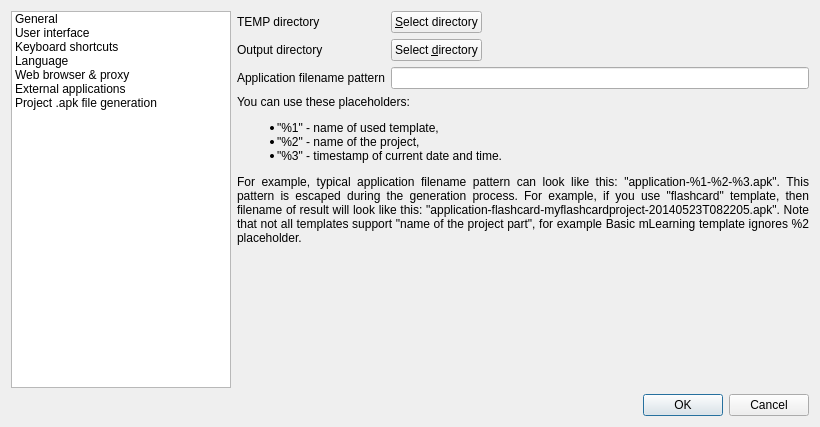
Above: src/gui/formsettings.ui from BuildmLearn/BuildmLearn-Toolkit before the change. Below: the same form after it.
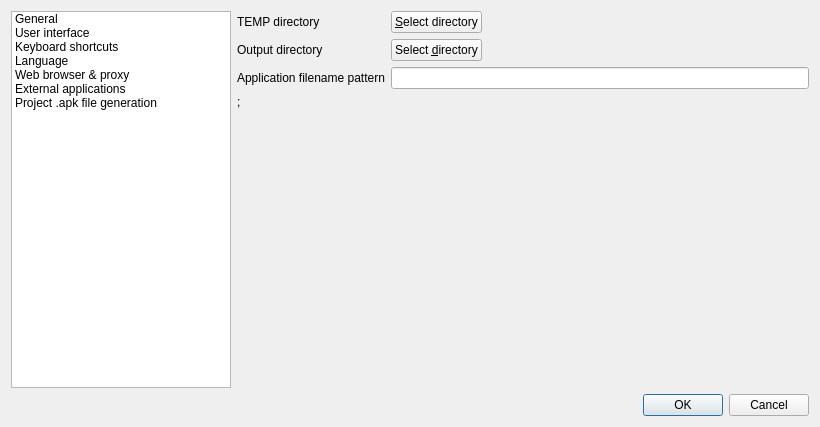
That is the form after the change. Custom widgets are drawn as their Qt base class.

Commit message: Working quiz + flashcard templates APK generation + checked on the HTC Desire Z.

The edit to the form file:
```diff
--- a/src/gui/formsettings.ui
+++ b/src/gui/formsettings.ui
@@ -844,16 +844,7 @@
        <item row="3" column="0" colspan="2">
         <widget class="QLabel" name="m_lblGenerationInfo">
          <property name="text">
-          <string>You can use these placeholders:
-&lt;ul&gt;
-&lt;li&gt;&quot;%1&quot; - name of used template,&lt;/li&gt;
-&lt;li&gt;&quot;%2&quot; - name of the project,&lt;/li&gt;
-&lt;li&gt;&quot;%3&quot; - timestamp of current date and time.&lt;/li&gt;
-&lt;/ul&gt;
-
-For example, typical application filename pattern can look like this: &quot;application-%1-%2-%3.apk&quot;. This pattern is escaped during the generation process. For example, if you use &quot;flashcard&quot; template, then filename of result will look like this: &quot;application-flashcard-myflashcardproject-20140523T082205.apk&quot;.
-
-Note that not all templates support &quot;name of the project part&quot;, for example Basic mLearning template ignores %2 placeholder.</string>
+          <string>;</string>
          </property>
          <property name="textFormat">
           <enum>Qt::RichText</enum>
```
Left out of the diff: 8 changed lines with no effect on the pictures. The commit also changes 11 other files.
